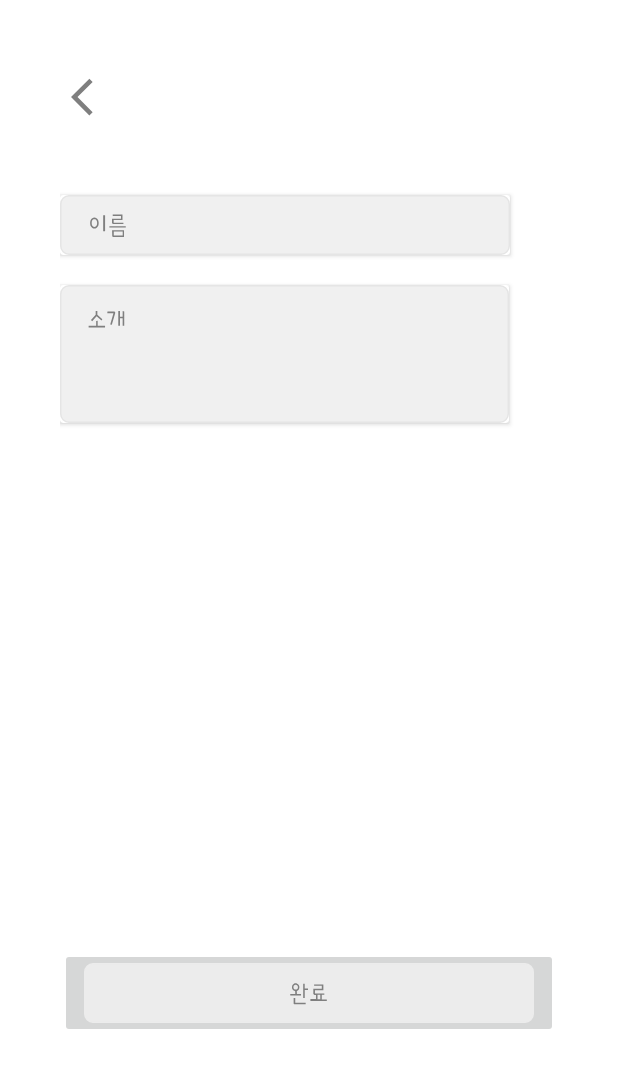
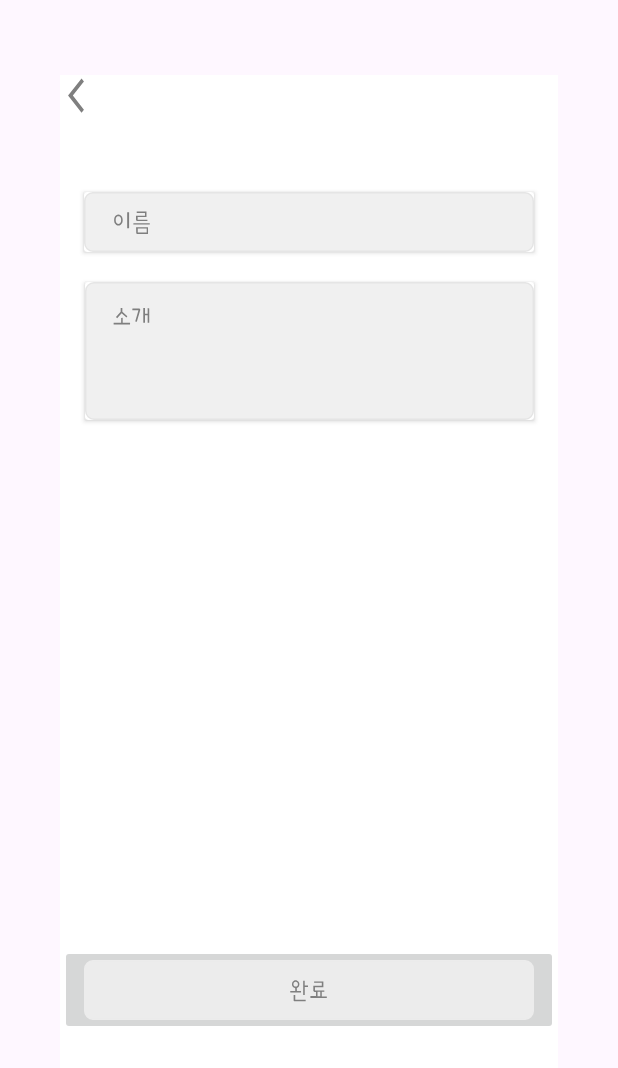
Before and after one commit to RakunKo/term_project, an Android app: the layout activity_profile_edit.xml on its own in the app's theme, with its tools: preview values and no code run, on a phone screen of 412 x 824 dp. Shown: the top 1068 px of the screen. Run offline under Robolectric (Android 15) with nearby library versions, the phone set to English and light mode, and no system bars.

Commit message:
byungjun commit

```diff
--- a/app/src/main/res/layout/activity_profile_edit.xml
+++ b/app/src/main/res/layout/activity_profile_edit.xml
@@ -4,32 +4,37 @@
     android:layout_height="match_parent"
     xmlns:app="http://schemas.android.com/apk/res-auto"
     android:background="@color/white"
-    android:paddingTop="50dp"
-    android:paddingStart="40dp"
-    android:paddingEnd="40dp">
+    android:layout_marginVertical="50dp"
+   android:layout_marginHorizontal="40dp">
+
     <ImageButton
-        android:layout_width="30dp"
-        android:layout_height="30dp"
+        android:id="@+id/profile_edit_back_btn"
+        android:layout_width="22dp"
+        android:layout_height="28dp"
+        android:background="@color/transparent"
         android:scaleType="fitXY"
-        android:id="@+id/profile_edit_back_btn"
         android:src="@drawable/arrow_back_ios"
-        android:background="@color/transparent"
-        app:layout_constraintStart_toStartOf="parent"/>
+        app:layout_constraintStart_toStartOf="parent" />
+
     <androidx.cardview.widget.CardView
         android:id="@+id/profile_edit_name_cv"
         app:layout_constraintTop_toBottomOf="@id/profile_edit_back_btn"
         android:layout_marginTop="50dp"
         android:layout_width="wrap_content"
-        android:layout_height="wrap_content">
+        android:layout_height="wrap_content"
+        app:layout_constraintStart_toStartOf="parent"
+        app:layout_constraintEnd_toEndOf="parent">
         <EditText
             android:id="@+id/profile_edit_name_et"
             android:background="@drawable/profile_edit_name_ic"
             android:layout_width="match_parent"
-            android:layout_height="wrap_content"/>
+            android:layout_height="wrap_content" />
     </androidx.cardview.widget.CardView>
     <androidx.cardview.widget.CardView
         android:id="@+id/profile_edit_introduce_cv"
         app:layout_constraintTop_toBottomOf="@id/profile_edit_name_cv"
+        app:layout_constraintStart_toStartOf="parent"
+        app:layout_constraintEnd_toEndOf="parent"
         android:layout_marginTop="20dp"
         android:layout_width="wrap_content"
         android:layout_height="wrap_content">
--- a/app/src/main/res/layout/activity_signup.xml
+++ b/app/src/main/res/layout/activity_signup.xml
@@ -177,6 +177,4 @@
             android:textSize="15sp"/>
 
     </LinearLayout>
-
-
 </androidx.constraintlayout.widget.ConstraintLayout>
--- a/app/src/main/res/values/strings.xml
+++ b/app/src/main/res/values/strings.xml
@@ -4,4 +4,9 @@
     <string name="user_email"><u>huncher00@naver.com</u></string>
     <string name="user_info"><u>info</u></string>
     <string name="version_info"><u>1.0.0</u></string>
+    <string name="date">날짜</string>
+    <string name="collection_date1">2023.11.1</string>
+    <string name="collection_date2">2023.11.2</string>
+    <string name="collection_date3">2023.11.29</string>
+    <string name="collection_diary1">퇴근 후 아주 신나게 내 단골 맛집에 갔다.\n그런데 사장님의 개인 사정으로 인해 문이 닫혀있었다.\n이럴수가...너무나도 좌절스런 하루다..ㅠ</string>
 </resources>
```
Also changed, not shown: app/src/main/res/drawable/collection_check.xml (added, +10 -0 lines), app/src/main/res/drawable/collection_more.xml (added, +10 -0 lines), app/src/main/res/layout/fragment_myprofile.xml (+11 -5 lines), 1 other file.
